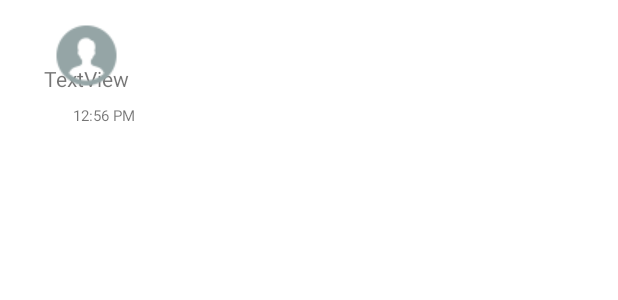
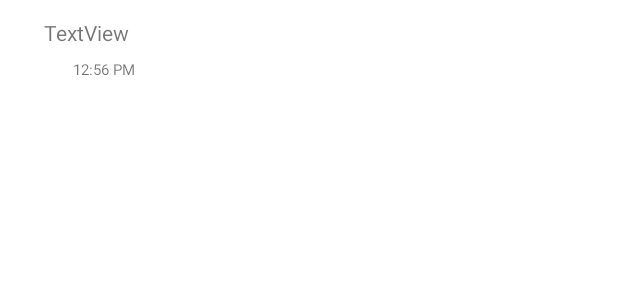
Before and after one commit to GrblackStar/Chat_App, an Android app: the layout sample_reciever.xml on its own in the app's theme, with its tools: preview values and no code run, on a phone screen of 412 x 824 dp. Shown: the top 300 px of the screen. Run offline under Robolectric (Android 15) with nearby library versions, the light colour scheme and no system bars.

Commit message:
changed file icon

```diff
--- a/app/src/main/res/layout/sample_reciever.xml
+++ b/app/src/main/res/layout/sample_reciever.xml
@@ -33,7 +33,6 @@
         android:layout_width="wrap_content"
         android:layout_height="wrap_content"
         android:id="@+id/receiverImage"
-        android:src="@drawable/avatar"
         android:layout_margin="8dp"
         android:layout_marginStart="8dp"
         android:layout_marginLeft="8dp"
--- a/app/src/main/res/layout/sample_sender.xml
+++ b/app/src/main/res/layout/sample_sender.xml
@@ -51,7 +51,6 @@
             android:layout_width="wrap_content"
             android:layout_height="wrap_content"
             android:id="@+id/senderImage"
-            android:src="@drawable/avatar"
             android:layout_marginStart="8dp"
             android:layout_marginLeft="8dp"
             android:layout_marginTop="4dp"
```
Also changed, not shown: app/src/main/res/drawable/file_icon.png.
